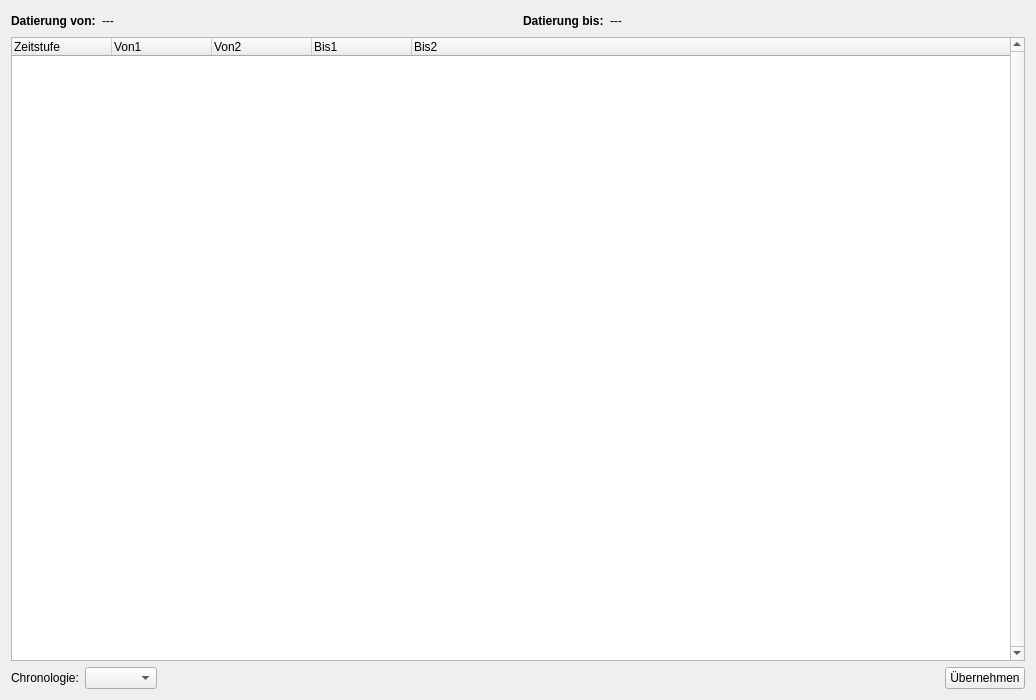
APIS-Luftbildarchiv/APIS3, file APIS/ui/apis_chronology.ui: the form before one commit.
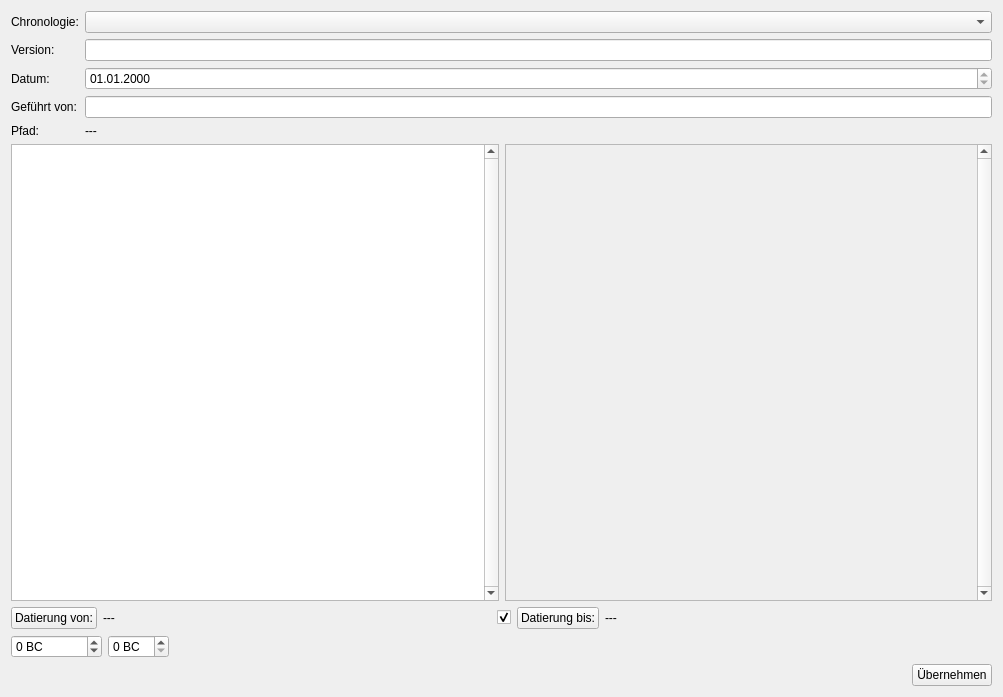
The form after the commit.

Commit message: feat: chronology, img mapping

The edit to the form file:
```diff
--- a/APIS/ui/apis_chronology.ui
+++ b/APIS/ui/apis_chronology.ui
@@ -6,8 +6,8 @@
    <rect>
     <x>0</x>
     <y>0</y>
-    <width>1036</width>
-    <height>700</height>
+    <width>1003</width>
+    <height>697</height>
    </rect>
   </property>
   <property name="windowTitle">
@@ -15,18 +15,173 @@
   </property>
   <layout class="QVBoxLayout" name="verticalLayout">
    <item>
-    <layout class="QHBoxLayout" name="horizontalLayout_2">
-     <item>
+    <layout class="QFormLayout" name="formLayout">
+     <item row="0" column="0">
+      <widget class="QLabel" name="label_5">
+       <property name="text">
+        <string>Chronologie:</string>
+       </property>
+      </widget>
+     </item>
+     <item row="0" column="1">
+      <widget class="QComboBox" name="uiChronologyCombo">
+       <property name="sizeAdjustPolicy">
+        <enum>QComboBox::AdjustToContents</enum>
+       </property>
+      </widget>
+     </item>
+     <item row="1" column="0">
       <widget class="QLabel" name="label">
-       <property name="font">
-        <font>
-         <weight>75</weight>
-         <bold>true</bold>
-        </font>
+       <property name="text">
+        <string>Version:</string>
        </property>
+      </widget>
+     </item>
+     <item row="1" column="1">
+      <widget class="QLineEdit" name="uiChronologyVersionEdit">
+       <property name="enabled">
+        <bool>true</bool>
+       </property>
+       <property name="readOnly">
+        <bool>true</bool>
+       </property>
+      </widget>
+     </item>
+     <item row="4" column="0">
+      <widget class="QLabel" name="label_2">
+       <property name="text">
+        <string>Pfad:</string>
+       </property>
+      </widget>
+     </item>
+     <item row="4" column="1">
+      <widget class="QLabel" name="uiChronologyFilePathLbl">
+       <property name="text">
+        <string>---</string>
+       </property>
+      </widget>
+     </item>
+     <item row="2" column="0">
+      <widget class="QLabel" name="label_4">
+       <property name="text">
+        <string>Datum:</string>
+       </property>
+      </widget>
+     </item>
+     <item row="2" column="1">
+      <widget class="QDateEdit" name="uiChronologyReleaseDate">
+       <property name="enabled">
+        <bool>true</bool>
+       </property>
+       <property name="readOnly">
+        <bool>true</bool>
+       </property>
+       <property name="displayFormat">
+        <string>dd.MM.yyyy</string>
+       </property>
+      </widget>
+     </item>
+     <item row="3" column="1">
+      <widget class="QLineEdit" name="uiChronologyMaintainerEdit">
+       <property name="enabled">
+        <bool>true</bool>
+       </property>
+       <property name="readOnly">
+        <bool>true</bool>
+       </property>
+      </widget>
+     </item>
+     <item row="3" column="0">
+      <widget class="QLabel" name="label_6">
+       <property name="text">
+        <string>Geführt von:</string>
+       </property>
+      </widget>
+     </item>
+    </layout>
+   </item>
+   <item>
+    <layout class="QHBoxLayout" name="horizontalLayout_3">
+     <item>
+      <widget class="QTreeWidget" name="uiChronologyTree">
+       <property name="verticalScrollBarPolicy">
+        <enum>Qt::ScrollBarAlwaysOn</enum>
+       </property>
+       <property name="tabKeyNavigation">
+        <bool>true</bool>
+       </property>
+       <property name="showDropIndicator" stdset="0">
+        <bool>false</bool>
+       </property>
+       <property name="alternatingRowColors">
+        <bool>true</bool>
+       </property>
+       <property name="selectionMode">
+        <enum>QAbstractItemView::SingleSelection</enum>
+       </property>
+       <property name="selectionBehavior">
+        <enum>QAbstractItemView::SelectRows</enum>
+       </property>
+       <property name="indentation">
+        <number>30</number>
+       </property>
+       <property name="uniformRowHeights">
+        <bool>true</bool>
+       </property>
+       <attribute name="headerVisible">
+        <bool>false</bool>
+       </attribute>
+       <attribute name="headerShowSortIndicator" stdset="0">
+        <bool>false</bool>
+       </attribute>
+       <column>
+        <property name="text">
+         <string>Zeitstufe</string>
+        </property>
+       </column>
+      </widget>
+     </item>
+     <item>
+      <widget class="QScrollArea" name="scrollArea">
+       <property name="sizePolicy">
+        <sizepolicy hsizetype="MinimumExpanding" vsizetype="Expanding">
+         <horstretch>0</horstretch>
+         <verstretch>0</verstretch>
+        </sizepolicy>
+       </property>
+       <property name="verticalScrollBarPolicy">
+        <enum>Qt::ScrollBarAlwaysOn</enum>
+       </property>
+       <property name="horizontalScrollBarPolicy">
+        <enum>Qt::ScrollBarAsNeeded</enum>
+       </property>
+       <property name="widgetResizable">
+        <bool>true</bool>
+       </property>
+       <widget class="QWidget" name="scrollAreaWidgetContents">
+        <property name="geometry">
+         <rect>
+          <x>0</x>
+          <y>0</y>
+          <width>466</width>
+          <height>448</height>
+         </rect>
+        </property>
+       </widget>
+      </widget>
+     </item>
+    </layout>
+   </item>
+   <item>
+    <layout class="QHBoxLayout" name="horizontalLayout_2">
+     <item>
+      <widget class="QPushButton" name="pushButton">
        <property name="text">
         <string>Datierung von:</string>
        </property>
+       <property name="autoDefault">
+        <bool>false</bool>
+       </property>
       </widget>
      </item>
      <item>
@@ -50,16 +205,23 @@
       </spacer>
      </item>
      <item>
-      <widget class="QLabel" name="label_3">
-       <property name="font">
-        <font>
-         <weight>75</weight>
-         <bold>true</bold>
-        </font>
+      <widget class="QCheckBox" name="checkBox">
+       <property name="text">
+        <string/>
        </property>
+       <property name="checked">
+        <bool>true</bool>
+       </property>
+      </widget>
+     </item>
+     <item>
+      <widget class="QPushButton" name="pushButton_2">
        <property name="text">
         <string>Datierung bis:</string>
        </property>
+       <property name="autoDefault">
+        <bool>false</bool>
+       </property>
       </widget>
      </item>
      <item>
@@ -85,80 +247,44 @@
     </layout>
    </item>
    <item>
-    <widget class="QTreeWidget" name="uiChronologyTree">
-     <property name="verticalScrollBarPolicy">
-      <enum>Qt::ScrollBarAlwaysOn</enum>
-     </property>
-     <property name="tabKeyNavigation">
-      <bool>true</bool>
-     </property>
-     <property name="showDropIndicator" stdset="0">
-      <bool>false</bool>
-     </property>
-     <property name="alternatingRowColors">
-      <bool>true</bool>
-     </property>
-     <property name="selectionMode">
-      <enum>QAbstractItemView::SingleSelection</enum>
-     </property>
-     <property name="selectionBehavior">
-      <enum>QAbstractItemView::SelectRows</enum>
-     </property>
-     <property name="indentation">
-      <number>30</number>
-     </property>
-     <property name="uniformRowHeights">
-      <bool>true</bool>
-     </property>
-     <attribute name="headerVisible">
-      <bool>true</bool>
-     </attribute>
-     <attribute name="headerShowSortIndicator" stdset="0">
-      <bool>false</bool>
-     </attribute>
-     <column>
-      <property name="text">
-       <string>Zeitstufe</string>
-      </property>
-     </column>
-     <column>
-      <property name="text">
-       <string>Von1</string>
-      </property>
-     </column>
-     <column>
-      <property name="text">
-       <string>Von2</string>
-      </property>
-     </column>
-     <column>
-      <property name="text">
-       <string>Bis1</string>
-      </property>
-     </column>
-     <column>
-      <property name="text">
-       <string>Bis2</string>
-      </property>
-     </column>
-    </widget>
+    <layout class="QHBoxLayout" name="horizontalLayout_4">
+     <item>
+      <widget class="QSpinBox" name="spinBox">
+       <property name="suffix">
+        <string> BC</string>
+       </property>
+       <property name="minimum">
+        <number>-2500000</number>
+       </property>
+       <property name="maximum">
+        <number>9999</number>
+       </property>
+       <property name="value">
+        <number>0</number>
+       </property>
+      </widget>
+     </item>
+     <item>
+      <widget class="QSpinBox" name="spinBox_2">
+       <property name="suffix">
+        <string> BC</string>
+       </property>
+      </widget>
+     </item>
+     <item>
+      <widget class="QWidget" name="uiRangesliderPlaceholder" native="true">
+       <property name="sizePolicy">
+        <sizepolicy hsizetype="Expanding" vsizetype="Preferred">
+         <horstretch>0</horstretch>
+         <verstretch>0</verstretch>
+        </sizepolicy>
+       </property>
+      </widget>
+     </item>
+    </layout>
    </item>
    <item>
     <layout class="QHBoxLayout" name="horizontalLayout">
-     <item>
-      <widget class="QLabel" name="label_5">
-       <property name="text">
-        <string>Chronologie:</string>
-       </property>
-      </widget>
-     </item>
-     <item>
-      <widget class="QComboBox" name="uiChronologyCombo">
-       <property name="sizeAdjustPolicy">
-        <enum>QComboBox::AdjustToContents</enum>
-       </property>
-      </widget>
-     </item>
      <item>
       <spacer name="horizontalSpacer_3">
        <property name="orientation">
```
The commit also changes 3 other files.
